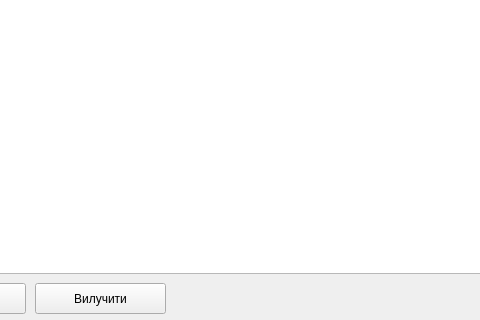
This is patientlist.ui in Shadowfank/ClinicRegistry as Qt 5 draws it before an edit; both pictures show x 275 to 755 and y 197 to 517 of the 998 by 517 pixel window. The edited form follows.
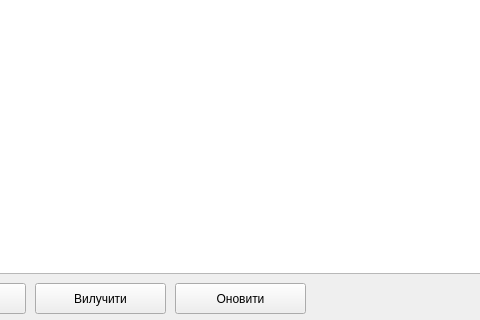
This is the edited form.

Patch:
```diff
--- a/patientlist.ui
+++ b/patientlist.ui
@@ -149,6 +149,19 @@
     <string>Додати</string>
    </property>
   </widget>
+  <widget class="QPushButton" name="pushButton">
+   <property name="geometry">
+    <rect>
+     <x>450</x>
+     <y>480</y>
+     <width>131</width>
+     <height>31</height>
+    </rect>
+   </property>
+   <property name="text">
+    <string>Оновити</string>
+   </property>
+  </widget>
  </widget>
  <resources/>
  <connections/>
```
